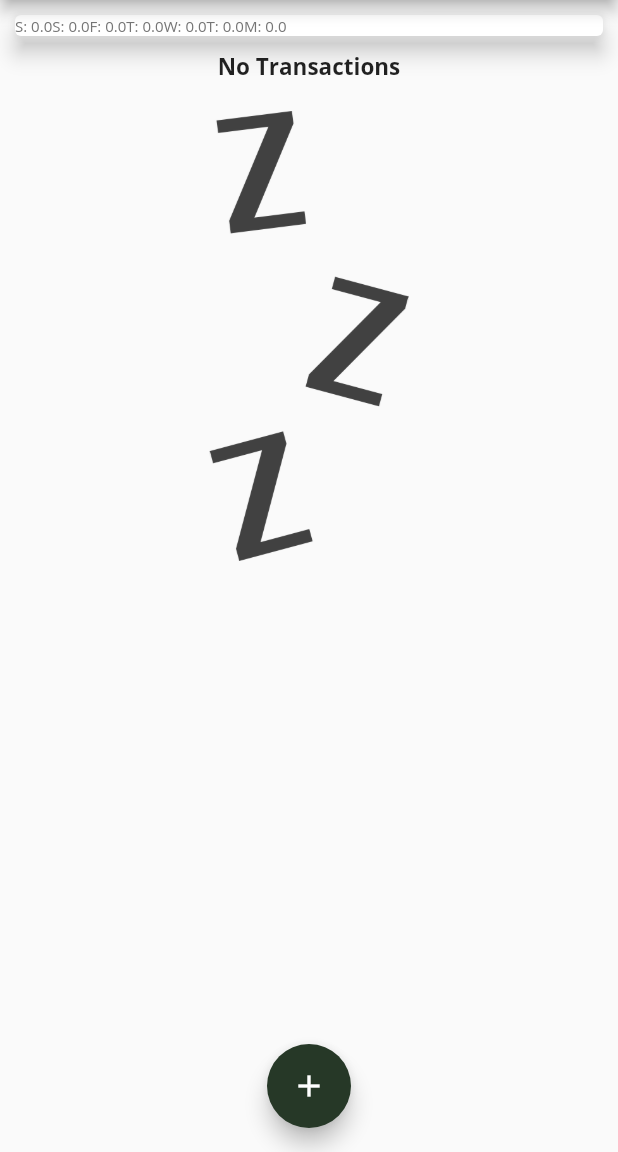
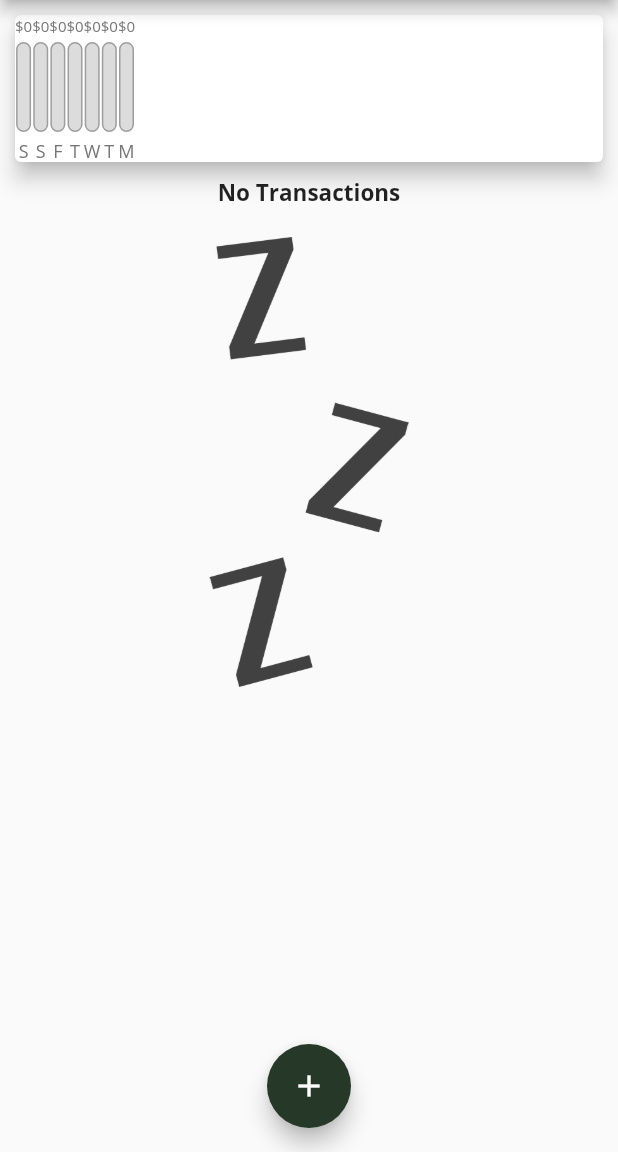
Before and after one commit to JesusMF23/expenses_app_1, a Flutter app: the screen it shows after launch, on a phone screen of 412 x 824 dp, the part 84-1236 px from its top. Run offline on Flutter 3.47's test engine with Material 2 defaults, Android fonts, the phone set to English and light mode, and no system bars.

Commit message:
105. Populating the Chart with Values

```diff
--- a/expenses_app/lib/widgets/chart.dart
+++ b/expenses_app/lib/widgets/chart.dart
@@ -1,4 +1,5 @@
 import 'package:expenses_app/models/transaction.dart';
+import 'package:expenses_app/widgets/chart_bar.dart';
 import 'package:flutter/material.dart';
 import '../models/transaction.dart';
 import 'package:intl/intl.dart';
@@ -27,6 +28,12 @@ class Chart extends StatelessWidget {
     });
   }
 
+  double get totalSpending {
+    return groupedTransactionValues.fold(0.0, (sum, item) {
+      return sum + (item["amount"] as double);
+    });
+  }
+
   @override
   Widget build(BuildContext context) {
     print(groupedTransactionValues);
@@ -35,7 +42,12 @@ class Chart extends StatelessWidget {
       margin: EdgeInsets.all(10),
       child: Row(
         children: groupedTransactionValues.map((data) {
-          return Text("${data['day']}: ${data['amount']}");
+          return ChartBar(
+              data["day"] as String,
+              data["amount"] as double,
+              totalSpending == 0.0
+                  ? 0.0
+                  : (data["amount"] as double) / totalSpending);
         }).toList(),
       ),
     );
--- a/expenses_app/lib/widgets/chart_bar.dart
+++ b/expenses_app/lib/widgets/chart_bar.dart
@@ -22,9 +22,10 @@ class ChartBar extends StatelessWidget {
             children: [
               Container(
                 decoration: BoxDecoration(
-                    border: Border.all(color: Colors.grey, width: 1),
-                    borderRadius: BorderRadius.circular(10)),
-                color: Color.fromRGBO(220, 220, 220, 1),
+                  border: Border.all(color: Colors.grey, width: 1),
+                  borderRadius: BorderRadius.circular(10),
+                  color: Color.fromRGBO(220, 220, 220, 1),
+                ),
               ),
               FractionallySizedBox(
                 heightFactor: spendingPctOfTotal,
@@ -41,7 +42,7 @@ class ChartBar extends StatelessWidget {
           height: 4,
         ),
         Text(
-          "${spendingPctOfTotal.toStringAsFixed(2)}%",
+          "${label.substring(0, 1)}",
           style: TextStyle(fontSize: 12),
         ),
       ],
```
